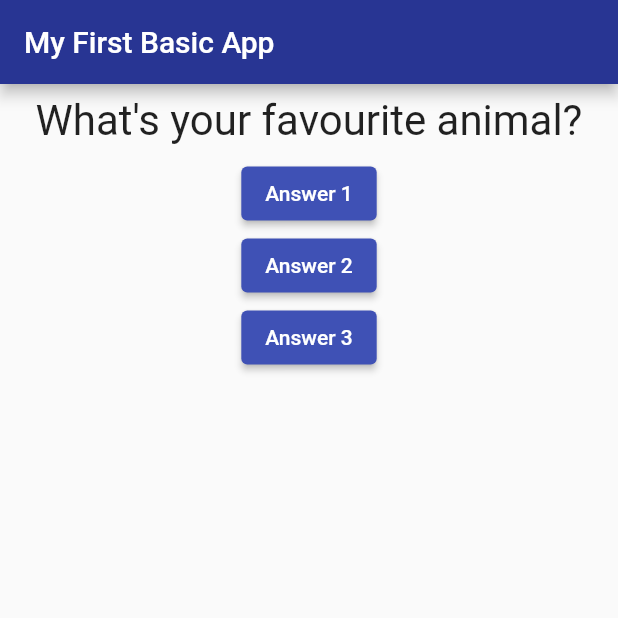
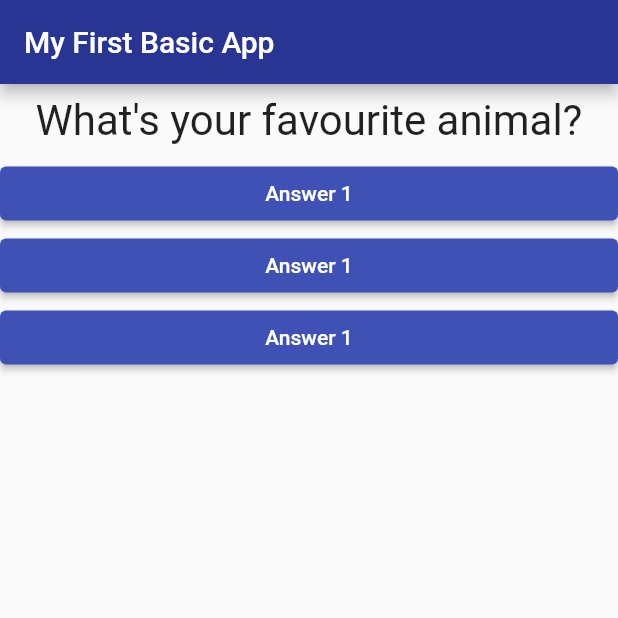
Before and after one commit to PierluigiBarocci/flutter_quiz_app, a Flutter app: the screen it shows after launch, after a tap on "Answer 1", on a phone screen of 412 x 824 dp, the top half of it. Run offline on Flutter 3.47's test engine with Material 2 defaults, Android fonts, the phone set to English and light mode, and no system bars.

Commit message:
add answer.dart Widget and pass down function

```diff
--- /dev/null
+++ b/lib/answer.dart
@@ -0,0 +1,23 @@
+import 'package:flutter/material.dart';
+
+class Answer extends StatelessWidget {
+  // it expect a Function, so I have to type this
+  final Function selectHandler;
+
+  // then I costruct the class property
+  Answer(this.selectHandler);
+
+  @override
+  Widget build(BuildContext context) {
+    return Container(
+      width: double.infinity,
+      child: ElevatedButton(
+          style: ElevatedButton.styleFrom(
+            primary: Colors.indigo,
+            onPrimary: Colors.white,
+          ),
+          onPressed: selectHandler,
+          child: Text('Answer 1')),
+    );
+  }
+}
--- a/lib/main.dart
+++ b/lib/main.dart
@@ -1,6 +1,7 @@
 import 'package:flutter/material.dart';
 
 import 'package:quiz_app/question.dart';
+import 'package:quiz_app/answer.dart';
 
 void main() => runApp(MyApp());
 
@@ -27,7 +28,7 @@ class Home extends StatefulWidget {
 
 class _HomeState extends State<Home> {
   var _questionIndex = 0;
-  void answerQuestion() {
+  void _answerQuestion() {
     setState(() {
       _questionIndex++;
     });
@@ -48,27 +49,9 @@ class _HomeState extends State<Home> {
       body: Column(
         children: [
           Question(questions[_questionIndex]),
-          ElevatedButton(
-              style: ElevatedButton.styleFrom(
-                primary: Colors.indigo,
-                onPrimary: Colors.white,
-              ),
-              onPressed: answerQuestion,
-              child: Text('Answer 1')),
-          ElevatedButton(
-              style: ElevatedButton.styleFrom(
-                primary: Colors.indigo,
-                onPrimary: Colors.white,
-              ),
-              onPressed: answerQuestion,
-              child: Text('Answer 2')),
-          ElevatedButton(
-              style: ElevatedButton.styleFrom(
-                primary: Colors.indigo,
-                onPrimary: Colors.white,
-              ),
-              onPressed: answerQuestion,
-              child: Text('Answer 3')),
+          Answer(_answerQuestion),
+          Answer(_answerQuestion),
+          Answer(_answerQuestion),
         ],
       ),
     );
```
